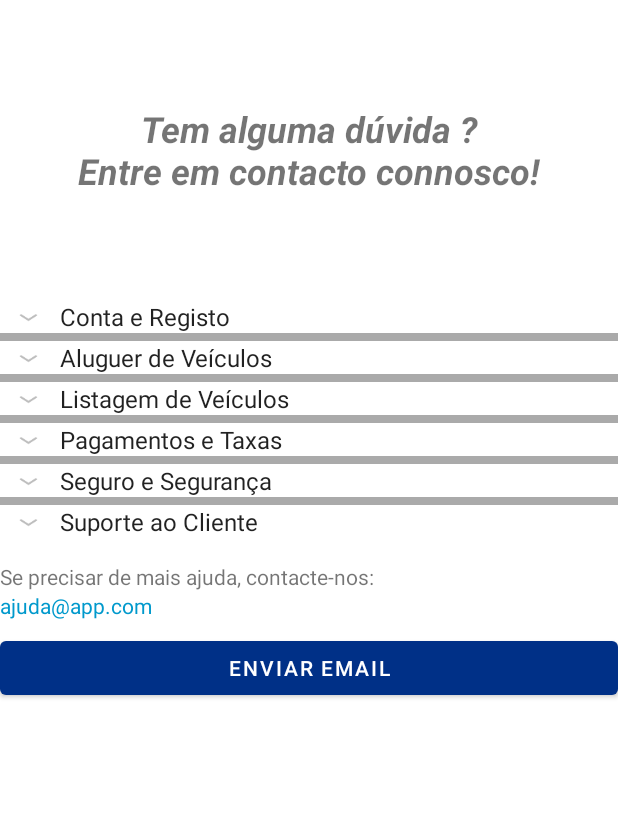
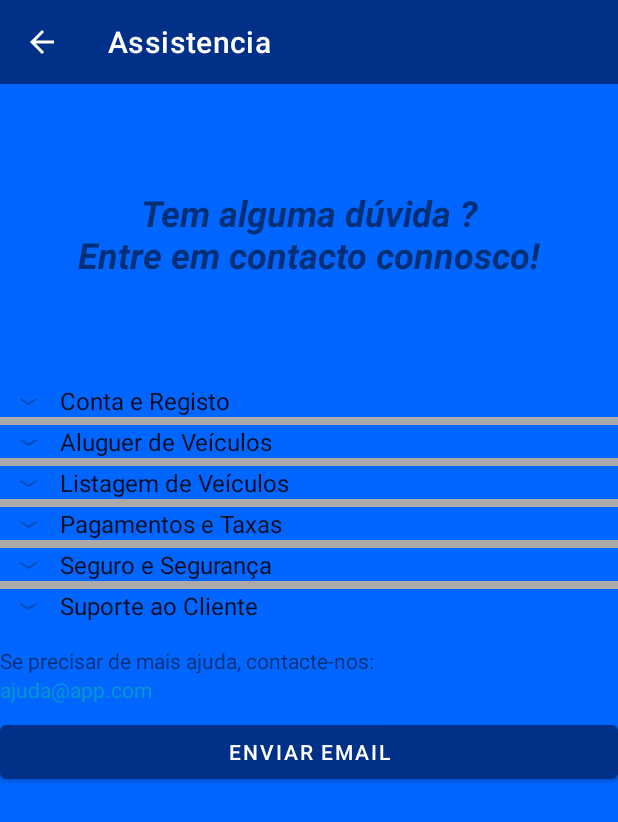
Before and after one commit to maximdudai/FastWheels, an Android app: the Support screen opened directly, with no data from a screen before it, on a phone screen of 412 x 824 dp. Shown: the top 822 px of the screen. Run offline under Robolectric (Android 15) with nearby library versions, the phone set to English and light mode, and no system bars.

Commit message:
PFW-12
- include parent activity for support bage
- enable toolbar for support page
- removed finish(); from UserProfile activity to prevent closing the parent activity

```diff
--- a/Mobile/app/src/main/AndroidManifest.xml
+++ b/Mobile/app/src/main/AndroidManifest.xml
@@ -21,7 +21,8 @@
         tools:targetApi="31">
         <activity
             android:name=".Support"
-            android:exported="false" />
+            android:exported="false"
+            android:parentActivityName=".UserProfile" />
         <activity
             android:name=".UserVehicles"
             android:exported="false" />
--- a/Mobile/app/src/main/java/pt/ipleiria/estg/dei/fastwheels/MainActivity.java
+++ b/Mobile/app/src/main/java/pt/ipleiria/estg/dei/fastwheels/MainActivity.java
@@ -18,8 +18,6 @@ import androidx.fragment.app.FragmentManager;
 import pt.ipleiria.estg.dei.fastwheels.modules.Notification;
 
 public class MainActivity extends AppCompatActivity {
-
-    Button btnMyVehicles;
 
     @Override
     protected void onCreate(Bundle savedInstanceState) {
--- a/Mobile/app/src/main/java/pt/ipleiria/estg/dei/fastwheels/Support.java
+++ b/Mobile/app/src/main/java/pt/ipleiria/estg/dei/fastwheels/Support.java
@@ -1,22 +1,14 @@
 package pt.ipleiria.estg.dei.fastwheels;
 
-import android.content.Intent;
-import android.net.Uri;
 import android.os.Bundle;
-import android.widget.Button;
 import android.widget.ExpandableListView;
 
-import androidx.activity.EdgeToEdge;
 import androidx.appcompat.app.AppCompatActivity;
-import androidx.core.graphics.Insets;
-import androidx.core.view.ViewCompat;
-import androidx.core.view.WindowInsetsCompat;
+import androidx.appcompat.widget.Toolbar;
 
 import org.json.JSONArray;
 import org.json.JSONObject;
-
 import java.io.InputStream;
-import java.io.InputStreamReader;
 import java.util.ArrayList;
 import java.util.HashMap;
 import java.util.List;
@@ -43,6 +35,14 @@ public class Support extends AppCompatActivity {
         // Set up the adapter
         SupportAdapter adapter = new SupportAdapter(this, categories, faqs);
         faqListView.setAdapter(adapter);
+
+        Toolbar toolbar = findViewById(R.id.toolbar);
+        setSupportActionBar(toolbar);
+
+        if (getSupportActionBar() != null) {
+            getSupportActionBar().setDisplayHomeAsUpEnabled(true);
+            getSupportActionBar().setDisplayShowHomeEnabled(true);
+        }
     }
 
     private void loadFAQs() {
--- a/Mobile/app/src/main/java/pt/ipleiria/estg/dei/fastwheels/UserProfile.java
+++ b/Mobile/app/src/main/java/pt/ipleiria/estg/dei/fastwheels/UserProfile.java
@@ -46,6 +46,5 @@ public class UserProfile extends AppCompatActivity {
     public void handleSupport(View v) {
         Intent supportPage = new Intent(this, Support.class);
         startActivity(supportPage);
-        finish();
     }
 }
--- a/Mobile/app/src/main/res/layout/activity_support.xml
+++ b/Mobile/app/src/main/res/layout/activity_support.xml
@@ -6,9 +6,18 @@
     android:layout_width="match_parent"
     android:layout_height="match_parent"
     android:orientation="vertical"
+    android:background="@color/secondary_color"
     tools:context=".Support">
 
-    <!-- Título -->
+    <androidx.appcompat.widget.Toolbar
+        android:id="@+id/toolbar"
+        android:layout_width="match_parent"
+        android:layout_height="?attr/actionBarSize"
+        android:background="?attr/colorPrimary"
+        android:theme="@style/ThemeOverlay.AppCompat.Dark.ActionBar"
+        app:title="Assistencia"
+        android:popupTheme="@style/ThemeOverlay.AppCompat.Light" />
+
     <TextView
         android:id="@+id/tvTitle"
         android:layout_width="match_parent"
--- a/Mobile/app/src/main/res/values/strings.xml
+++ b/Mobile/app/src/main/res/values/strings.xml
@@ -40,4 +40,6 @@
     <string name="vehicle_list_estado">"Estado: "</string>
     <string name="vehicle_form_cidade">Cidade</string>
     <string name="vehicle_image">Fotos do veículo</string>
+    <string name="ndopen">ndOpen</string>
+    <string name="ndclose">ndClose</string>
 </resources>
```
Also changed, not shown: Mobile/app/src/main/java/pt/ipleiria/estg/dei/fastwheels/UserVehicleFormFragment.java (+4 -4 lines).
